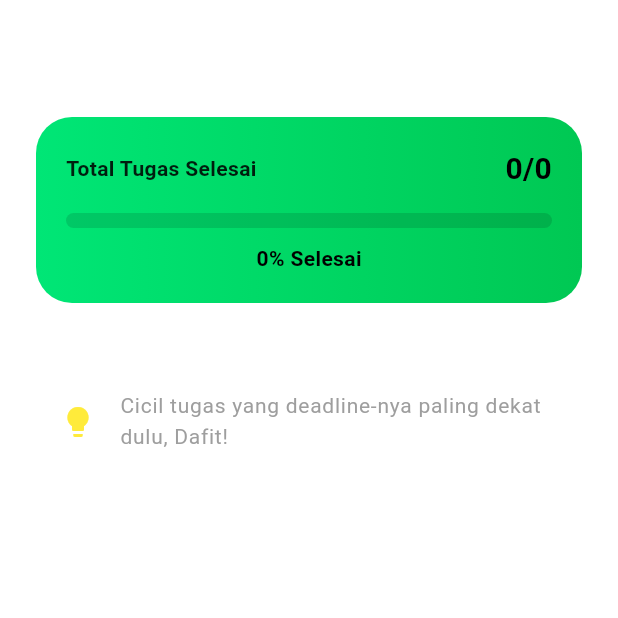
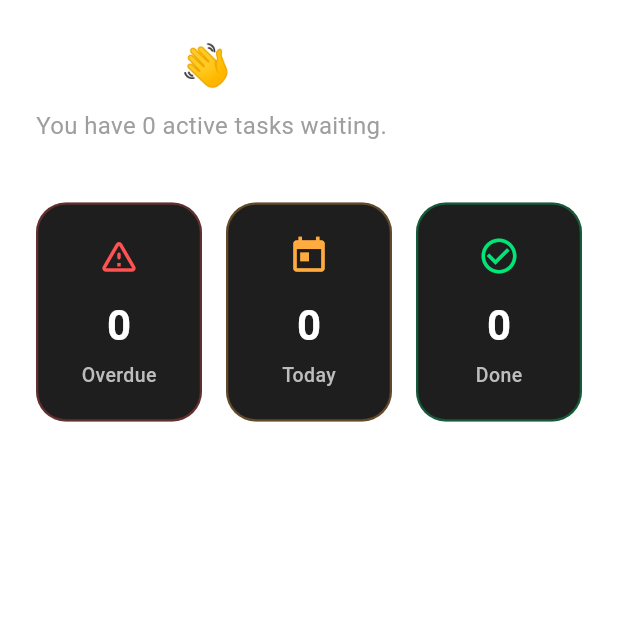
Before and after one commit to dafitferdidiansyah/nyatettugas-flutter, a Flutter app: the DashboardScreen screen opened directly, on a phone screen of 412 x 824 dp, the top half of it. Run offline on Flutter 3.47's test engine with Material 3 defaults, Android fonts, the phone set to English and light mode, and no system bars; our stand-ins replace drift, drift_flutter, flutter_bloc, shared_preferences; accounts and stored records are empty; generated files the repository leaves out were written again.

Commit message:
h
Co-authored-by: Copilot <copilot@github.com>

```diff
--- a/lib/features/stats/dashboard_screen.dart
+++ b/lib/features/stats/dashboard_screen.dart
@@ -1,5 +1,6 @@
 import 'package:flutter/material.dart';
 import 'package:flutter_bloc/flutter_bloc.dart';
+import 'package:shared_preferences/shared_preferences.dart';
 import '../../core/database/app_database.dart';
 
 class DashboardScreen extends StatelessWidget {
@@ -17,51 +18,57 @@ class DashboardScreen extends StatelessWidget {
           if (!snapshot.hasData) return const Center(child: CircularProgressIndicator());
 
           final tasks = snapshot.data!;
-          final completed = tasks.where((t) => t.isCompleted).length;
-          final total = tasks.length;
-          final progress = total == 0 ? 0.0 : completed / total;
+          final now = DateTime.now();
+          final today = DateTime(now.year, now.month, now.day);
+
+          int activeCount = 0;
+          int completedCount = 0;
+          int overdueCount = 0;
+          int todayCount = 0;
+
+          for (var task in tasks) {
+            if (task.isCompleted) {
+              completedCount++;
+            } else {
+              activeCount++;
+              final taskDate = DateTime(task.deadline.year, task.deadline.month, task.deadline.day);
+              if (taskDate.isBefore(today)) {
+                overdueCount++;
+              } else if (taskDate.isAtSameMomentAs(today)) {
+                todayCount++;
+              }
+            }
+          }
 
           return ListView(
             padding: const EdgeInsets.all(24),
             children: [
-              const Text("Your Progress", style: TextStyle(fontSize: 24, fontWeight: FontWeight.bold, color: Colors.white)),
-              const SizedBox(height: 20),
+              // HEADER & GREETING
+              FutureBuilder<String>(
+                future: SharedPreferences.getInstance().then((p) => p.getString('user_name') ?? 'Buddy'),
+                builder: (context, nameSnapshot) {
+                  final userName = nameSnapshot.data ?? 'Buddy';
+                  return Column(
+                    crossAxisAlignment: CrossAxisAlignment.start,
+                    children: [
+                      Text("Hello, $userName! 👋", style: const TextStyle(fontSize: 28, fontWeight: FontWeight.bold, color: Colors.white)),
+                      const SizedBox(height: 8),
+                      Text("You have $activeCount active tasks waiting.", style: const TextStyle(color: Colors.grey, fontSize: 16)),
+                    ],
+                  );
+                },
+              ),
+              const SizedBox(height: 40),
 
-              // KARTU STATISTIK UTAMA
-              Container(
-                padding: const EdgeInsets.all(20),
-                decoration: BoxDecoration(
-                  gradient: const LinearGradient(colors: [Color(0xFF00E676), Color(0xFF00C853)]),
-                  borderRadius: BorderRadius.circular(24),
-                ),
-                child: Column(
-                  children: [
-                    Row(
-                      mainAxisAlignment: MainAxisAlignment.spaceBetween,
-                      children: [
-                        const Text("Total Tugas Selesai", style: TextStyle(color: Colors.black87, fontWeight: FontWeight.w600)),
-                        Text("$completed/$total", style: const TextStyle(color: Colors.black, fontSize: 20, fontWeight: FontWeight.bold)),
-                      ],
-                    ),
-                    const SizedBox(height: 15),
-                    LinearProgressIndicator(
-                      value: progress,
-                      backgroundColor: Colors.black12,
-                      color: Colors.black,
-                      minHeight: 10,
-                      borderRadius: BorderRadius.circular(10),
-                    ),
-                    const SizedBox(height: 10),
-                    Text("${(progress * 100).toInt()}% Selesai", style: const TextStyle(color: Colors.black, fontWeight: FontWeight.bold)),
-                  ],
-                ),
-              ),
-
-              const SizedBox(height: 30),
-              const Text("Tips Hari Ini", style: TextStyle(color: Colors.white, fontWeight: FontWeight.bold)),
-              const ListTile(
-                leading: Icon(Icons.lightbulb, color: Colors.yellow),
-                title: Text("Cicil tugas yang deadline-nya paling dekat dulu, Dafit!", style: TextStyle(color: Colors.grey, fontSize: 14)),
+              // MINIMALIST STATS GRID
+              Row(
+                children: [
+                  _buildStatBox("Overdue", overdueCount, Colors.redAccent, Icons.warning_amber_rounded),
+                  const SizedBox(width: 16),
+                  _buildStatBox("Today", todayCount, Colors.orangeAccent, Icons.today),
+                  const SizedBox(width: 16),
+                  _buildStatBox("Done", completedCount, const Color(0xFF00E676), Icons.check_circle_outline),
+                ],
               ),
             ],
           );
@@ -69,4 +76,26 @@ class DashboardScreen extends StatelessWidget {
       ),
     );
   }
+
+  Widget _buildStatBox(String title, int count, Color color, IconData icon) {
+    return Expanded(
+      child: Container(
+        padding: const EdgeInsets.symmetric(vertical: 20, horizontal: 12),
+        decoration: BoxDecoration(
+          color: const Color(0xFF1E1E1E),
+          borderRadius: BorderRadius.circular(20),
+          border: Border.all(color: color.withOpacity(0.3), width: 1.5),
+        ),
+        child: Column(
+          children: [
+            Icon(icon, color: color, size: 28),
+            const SizedBox(height: 12),
+            Text(count.toString(), style: const TextStyle(fontSize: 28, fontWeight: FontWeight.bold, color: Colors.white)),
+            const SizedBox(height: 4),
+            Text(title, style: TextStyle(color: Colors.grey.shade400, fontSize: 13, fontWeight: FontWeight.w500)),
+          ],
+        ),
+      ),
+    );
+  }
 }
--- a/lib/main.dart
+++ b/lib/main.dart
@@ -6,6 +6,7 @@ import 'features/tasks/add_task_sheet.dart';
 import 'features/tasks/focus_screen.dart';
 import 'features/courses/course_archive_screen.dart';
 import 'features/stats/dashboard_screen.dart';
+import 'features/settings/settings_screen.dart';
 
 void main() {
   // 1. Inisialisasi Database saat aplikasi pertama kali jalan
@@ -74,6 +75,7 @@ class _MainScreenState extends State<MainScreen> {
     const FocusScreen(),
     const CourseArchiveScreen(),   // Tab 1 (Matkul)
     const DashboardScreen(),       // Tab 2 (Stats)
+    const SettingsScreen(),        // Tab 3 (Settings)
     const Center(child: Text('Today\'s Focus', style: TextStyle(fontSize: 20, color: Colors.grey))),
     const Center(child: Text('Course Archive', style: TextStyle(fontSize: 20, color: Colors.grey))),
     const Center(child: Text('Stats & Progress', style: TextStyle(fontSize: 20, color: Colors.grey))),
@@ -108,6 +110,7 @@ class _MainScreenState extends State<MainScreen> {
           BottomNavigationBarItem(icon: Icon(Icons.task_alt), label: 'Focus'),
           BottomNavigationBarItem(icon: Icon(Icons.folder_copy_outlined), label: 'Archive'),
           BottomNavigationBarItem(icon: Icon(Icons.bar_chart), label: 'Stats'),
+          BottomNavigationBarItem(icon: Icon(Icons.settings_outlined), label: 'Settings'),
         ],
       ),
       floatingActionButton: FloatingActionButton(
```
Also changed, not shown: lib/features/settings/settings_screen.dart (added, +146 -0 lines).
